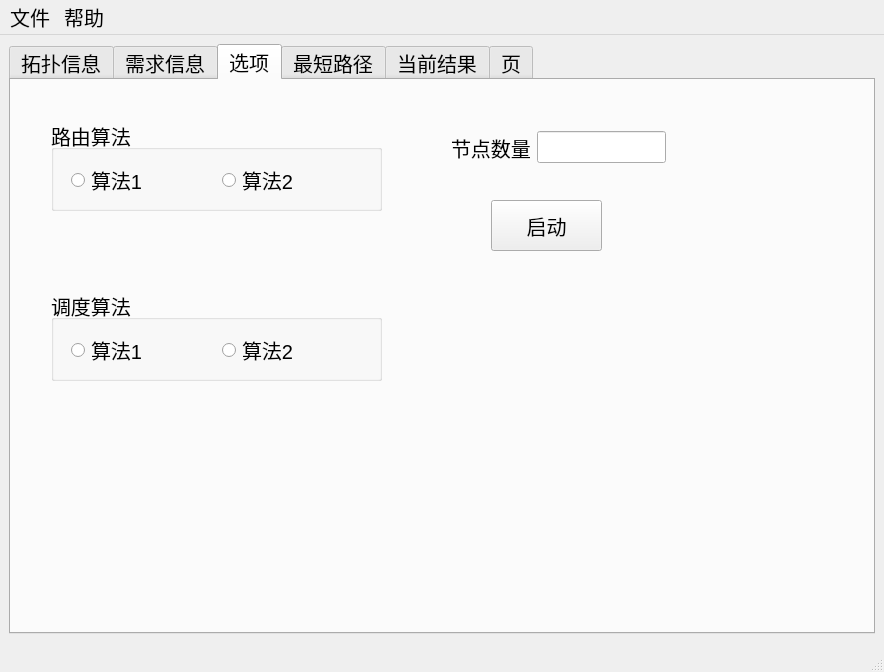
The window that GUI/qkdsim.ui (shenzuzhenwang/QKDSim) describes before a commit, drawn with Qt 5.
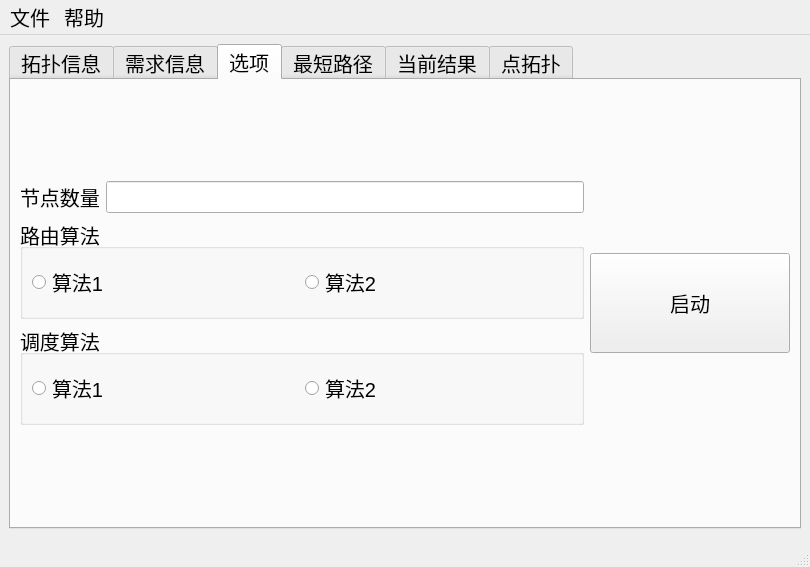
The same window after the commit. The open tabs and pages were chosen to show the change.

Commit message: update UI and add button and show topology

Diff of the .ui file:
```diff
--- a/GUI/qkdsim.ui
+++ b/GUI/qkdsim.ui
@@ -6,8 +6,8 @@
    <rect>
     <x>0</x>
     <y>0</y>
-    <width>884</width>
-    <height>672</height>
+    <width>810</width>
+    <height>567</height>
    </rect>
   </property>
   <property name="font">
@@ -62,49 +62,64 @@
        <attribute name="title">
         <string>选项</string>
        </attribute>
-       <widget class="QPushButton" name="bt_start">
-        <property name="geometry">
-         <rect>
-          <x>480</x>
-          <y>120</y>
-          <width>111</width>
-          <height>51</height>
-         </rect>
+       <layout class="QGridLayout" name="gridLayout_4">
+        <property name="sizeConstraint">
+         <enum>QLayout::SetDefaultConstraint</enum>
         </property>
+        <item row="0" column="0">
+         <layout class="QHBoxLayout" name="horizontalLayout">
+          <property name="sizeConstraint">
+           <enum>QLayout::SetDefaultConstraint</enum>
+          </property>
+          <item>
+           <layout class="QVBoxLayout" name="verticalLayout">
+            <property name="sizeConstraint">
+             <enum>QLayout::SetDefaultConstraint</enum>
+            </property>
+            <item>
+             <layout class="QHBoxLayout" name="horizontalLayout_4">
+              <property name="sizeConstraint">
+               <enum>QLayout::SetDefaultConstraint</enum>
+              </property>
+              <item>
+               <widget class="QLabel" name="label_2">
         <property name="text">
-         <string>启动</string>
-        </property>
-       </widget>
+                 <string>节点数量</string>
+                </property>
+               </widget>
+              </item>
+              <item>
+               <widget class="QLineEdit" name="edit_node_num">
+                <property name="alignment">
+                 <set>Qt::AlignCenter</set>
+                </property>
+               </widget>
+              </item>
+             </layout>
+            </item>
+            <item>
        <widget class="QGroupBox" name="groupBox">
-        <property name="geometry">
-         <rect>
-          <x>40</x>
-          <y>40</y>
-          <width>331</width>
-          <height>91</height>
-         </rect>
+              <property name="minimumSize">
+               <size>
+                <width>400</width>
+                <height>100</height>
+               </size>
         </property>
         <property name="title">
          <string>路由算法</string>
         </property>
-        <widget class="QWidget" name="layoutWidget">
-         <property name="geometry">
-          <rect>
-           <x>20</x>
-           <y>40</y>
-           <width>296</width>
-           <height>41</height>
-          </rect>
-         </property>
-         <layout class="QHBoxLayout" name="horizontalLayout">
-          <item>
+              <layout class="QGridLayout" name="gridLayout_3">
+               <property name="sizeConstraint">
+                <enum>QLayout::SetDefaultConstraint</enum>
+               </property>
+               <item row="0" column="0">
            <widget class="QRadioButton" name="radioButton">
             <property name="text">
              <string>算法1</string>
             </property>
            </widget>
           </item>
-          <item>
+               <item row="0" column="1">
            <widget class="QRadioButton" name="radioButton_2">
             <property name="text">
              <string>算法2</string>
@@ -113,68 +128,57 @@
           </item>
          </layout>
         </widget>
-       </widget>
+            </item>
+            <item>
        <widget class="QGroupBox" name="groupBox_2">
-        <property name="geometry">
-         <rect>
-          <x>40</x>
-          <y>210</y>
-          <width>331</width>
-          <height>91</height>
-         </rect>
+              <property name="minimumSize">
+               <size>
+                <width>400</width>
+                <height>100</height>
+               </size>
         </property>
         <property name="title">
          <string>调度算法</string>
         </property>
-        <widget class="QWidget" name="layoutWidget_2">
-         <property name="geometry">
-          <rect>
-           <x>20</x>
-           <y>40</y>
-           <width>296</width>
-           <height>41</height>
-          </rect>
-         </property>
-         <layout class="QHBoxLayout" name="horizontalLayout_3">
-          <item>
-           <widget class="QRadioButton" name="radioButton_5">
-            <property name="text">
-             <string>算法1</string>
-            </property>
-           </widget>
-          </item>
-          <item>
+              <layout class="QGridLayout" name="gridLayout_2">
+               <property name="sizeConstraint">
+                <enum>QLayout::SetDefaultConstraint</enum>
+               </property>
+               <item row="0" column="1">
            <widget class="QRadioButton" name="radioButton_6">
             <property name="text">
              <string>算法2</string>
             </property>
            </widget>
           </item>
-         </layout>
-        </widget>
-       </widget>
-       <widget class="QWidget" name="layoutWidget_3">
-        <property name="geometry">
-         <rect>
-          <x>440</x>
-          <y>50</y>
-          <width>215</width>
-          <height>35</height>
-         </rect>
-        </property>
-        <layout class="QHBoxLayout" name="horizontalLayout_4">
+               <item row="0" column="0">
+                <widget class="QRadioButton" name="radioButton_5">
+                 <property name="text">
+                  <string>算法1</string>
+                 </property>
+                </widget>
+               </item>
+              </layout>
+             </widget>
+            </item>
+           </layout>
+          </item>
          <item>
-          <widget class="QLabel" name="label_2">
+           <widget class="QPushButton" name="bt_start">
+            <property name="minimumSize">
+             <size>
+              <width>200</width>
+              <height>100</height>
+             </size>
+            </property>
            <property name="text">
-            <string>节点数量</string>
+             <string>启动</string>
            </property>
           </widget>
          </item>
-         <item>
-          <widget class="QLineEdit" name="edit_node_num"/>
-         </item>
-        </layout>
-       </widget>
+         </layout>
+        </item>
+       </layout>
       </widget>
       <widget class="QWidget" name="tab_4">
        <attribute name="title">
@@ -226,11 +230,36 @@
          </layout>
         </item>
         <item row="0" column="1">
+         <layout class="QHBoxLayout" name="horizontalLayout_3">
+          <item>
+           <widget class="QPushButton" name="bt_begin">
+            <property name="text">
+             <string>开始/暂停</string>
+            </property>
+           </widget>
+          </item>
+          <item>
          <widget class="QPushButton" name="bt_next">
           <property name="text">
-           <string>下一步</string>
-          </property>
-         </widget>
+             <string>后一步</string>
+            </property>
+           </widget>
+          </item>
+          <item>
+           <widget class="QPushButton" name="bt_next10">
+            <property name="text">
+             <string>后十步</string>
+            </property>
+           </widget>
+          </item>
+          <item>
+           <widget class="QPushButton" name="bt_next100">
+            <property name="text">
+             <string>后百步</string>
+            </property>
+           </widget>
+          </item>
+         </layout>
         </item>
         <item row="1" column="0" colspan="2">
          <widget class="QTableWidget" name="tableWidget_out">
@@ -249,7 +278,7 @@
       </widget>
       <widget class="QWidget" name="tab_6">
        <attribute name="title">
-        <string>页</string>
+        <string>点拓扑</string>
        </attribute>
        <layout class="QFormLayout" name="formLayout_5">
         <item row="0" column="0" colspan="2">
@@ -266,7 +295,7 @@
     <rect>
      <x>0</x>
      <y>0</y>
-     <width>884</width>
+     <width>810</width>
      <height>31</height>
     </rect>
    </property>
```
Left out of the diff: 2 changed lines with no effect on the pictures. Lines whose indentation alone changed are shown as unchanged. The commit also changes 2 other files.
